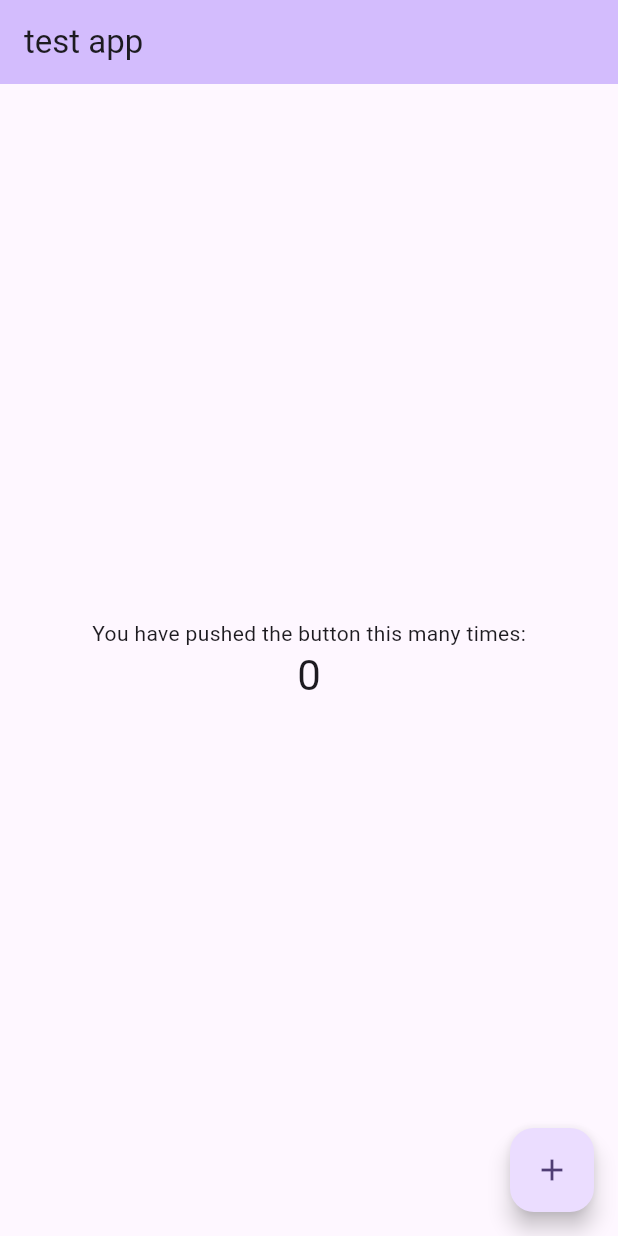
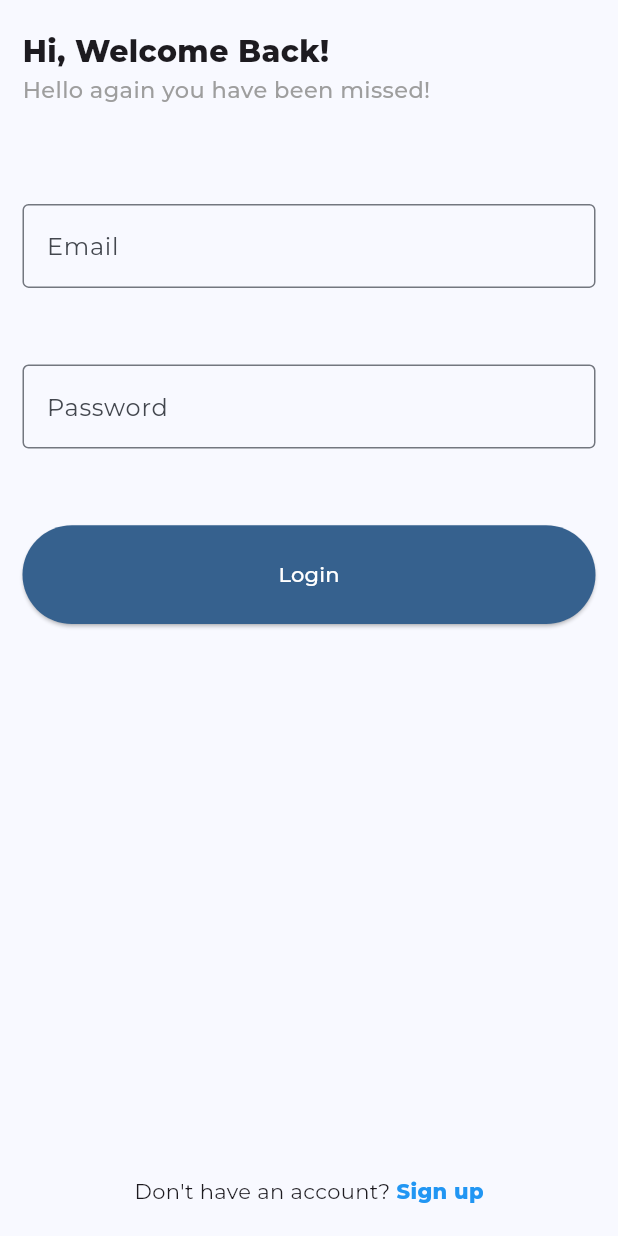
Before and after one commit to AliMohamed-Ali/firebaseChatApp, a Flutter app: the screen it shows after launch, on a phone screen of 412 x 824 dp. Run offline on Flutter 3.47's test engine with Material 3 defaults, Android fonts, the phone set to English and light mode, and no system bars; our stand-ins replace firebase_core, google_fonts; accounts and stored records are empty.

Commit message:
Update main app and add login page
- Updated the main application to use a new title "Flutter Chat App" and a blue color scheme.
- Integrated Google Fonts to use Montserrat for the text theme.
- Replaced the default home page with a new `LoginPage`.
- Created a new `LoginPage` widget with a form for email and password input, a login button, and a link to create a new account.
- Added a `CustomFormField` widget to handle form input fields consistently across the app.

```diff
--- a/lib/main.dart
+++ b/lib/main.dart
@@ -1,5 +1,7 @@
+import 'package:firebase_chat_app/pages/login_page.dart';
 import 'package:firebase_chat_app/utils.dart';
 import 'package:flutter/material.dart';
+import 'package:google_fonts/google_fonts.dart';
 
 void main() async {
   await setup();
@@ -18,115 +20,13 @@ class MyApp extends StatelessWidget {
   @override
   Widget build(BuildContext context) {
     return MaterialApp(
-      title: 'Flutter Demo',
+      title: 'Flutter Chat App',
       theme: ThemeData(
-        // This is the theme of your application.
-        //
-        // TRY THIS: Try running your application with "flutter run". You'll see
-        // the application has a purple toolbar. Then, without quitting the app,
-        // try changing the seedColor in the colorScheme below to Colors.green
-        // and then invoke "hot reload" (save your changes or press the "hot
-        // reload" button in a Flutter-supported IDE, or press "r" if you used
-        // the command line to start the app).
-        //
-        // Notice that the counter didn't reset back to zero; the application
-        // state is not lost during the reload. To reset the state, use hot
-        // restart instead.
-        //
-        // This works for code too, not just values: Most code changes can be
-        // tested with just a hot reload.
-        colorScheme: ColorScheme.fromSeed(seedColor: Colors.deepPurple),
+        colorScheme: ColorScheme.fromSeed(seedColor: Colors.blue),
         useMaterial3: true,
+        textTheme: GoogleFonts.montserratTextTheme(),
       ),
-      home: const MyHomePage(title: 'test app'),
+      home: const LoginPage(),
     );
   }
 }
-
-class MyHomePage extends StatefulWidget {
-  const MyHomePage({super.key, required this.title});
-
-  // This widget is the home page of your application. It is stateful, meaning
-  // that it has a State object (defined below) that contains fields that affect
-  // how it looks.
-
-  // This class is the configuration for the state. It holds the values (in this
-  // case the title) provided by the parent (in this case the App widget) and
-  // used by the build method of the State. Fields in a Widget subclass are
-  // always marked "final".
-
-  final String title;
-
-  @override
-  State<MyHomePage> createState() => _MyHomePageState();
-}
-
-class _MyHomePageState extends State<MyHomePage> {
-  int _counter = 0;
-
-  void _incrementCounter() {
-    setState(() {
-      // This call to setState tells the Flutter framework that something has
-      // changed in this State, which causes it to rerun the build method below
-      // so that the display can reflect the updated values. If we changed
-      // _counter without calling setState(), then the build method would not be
-      // called again, and so nothing would appear to happen.
-      _counter++;
-    });
-  }
-
-  @override
-  Widget build(BuildContext context) {
-    // This method is rerun every time setState is called, for instance as done
-    // by the _incrementCounter method above.
-    //
-    // The Flutter framework has been optimized to make rerunning build methods
-    // fast, so that you can just rebuild anything that needs updating rather
-    // than having to individually change instances of widgets.
-    return Scaffold(
-      appBar: AppBar(
-        // TRY THIS: Try changing the color here to a specific color (to
-        // Colors.amber, perhaps?) and trigger a hot reload to see the AppBar
-        // change color while the other colors stay the same.
-        backgroundColor: Theme.of(context).colorScheme.inversePrimary,
-        // Here we take the value from the MyHomePage object that was created by
-        // the App.build method, and use it to set our appbar title.
-        title: Text(widget.title),
-      ),
-      body: Center(
-        // Center is a layout widget. It takes a single child and positions it
-        // in the middle of the parent.
-        child: Column(
-          // Column is also a layout widget. It takes a list of children and
-          // arranges them vertically. By default, it sizes itself to fit its
-          // children horizontally, and tries to be as tall as its parent.
-          //
-          // Column has various properties to control how it sizes itself and
-          // how it positions its children. Here we use mainAxisAlignment to
-          // center the children vertically; the main axis here is the vertical
-          // axis because Columns are vertical (the cross axis would be
-          // horizontal).
-          //
-          // TRY THIS: Invoke "debug painting" (choose the "Toggle Debug Paint"
-          // action in the IDE, or press "p" in the console), to see the
-          // wireframe for each widget.
-          mainAxisAlignment: MainAxisAlignment.center,
-          children: <Widget>[
-            const Text(
-              'You have pushed the button this many times:',
-            ),
-            Text(
-              '$_counter',
-              style: Theme.of(context).textTheme.headlineMedium,
-            ),
-          ],
-        ),
-      ),
-      floatingActionButton: FloatingActionButton(
-        onPressed: _incrementCounter,
-        tooltip: 'Increment',
-        child: const Icon(Icons.add),
-      ), // This trailing comma makes auto-formatting nicer for build methods.
-    );
-  }
-}
--- /dev/null
+++ b/lib/pages/login_page.dart
@@ -0,0 +1,117 @@
+import 'package:firebase_chat_app/widgets/custom_form_field.dart';
+import 'package:flutter/material.dart';
+
+class LoginPage extends StatefulWidget {
+  const LoginPage({super.key});
+
+  @override
+  State<LoginPage> createState() => _LoginPageState();
+}
+
+class _LoginPageState extends State<LoginPage> {
+  @override
+  Widget build(BuildContext context) {
+    return Scaffold(
+      resizeToAvoidBottomInset: false,
+      body: _buildUI(),
+    );
+  }
+
+  Widget _buildUI() {
+    return SafeArea(
+        child: Padding(
+      padding: const EdgeInsets.symmetric(horizontal: 15.0, vertical: 20.0),
+      child: Column(
+        children: [
+          _headerText(),
+          _loginForm(),
+          _createAccountLink(),
+        ],
+      ),
+    ));
+  }
+
+  Widget _headerText() {
+    return SizedBox(
+      width: MediaQuery.of(context).size.width,
+      child: const Column(
+        crossAxisAlignment: CrossAxisAlignment.start,
+        children: [
+          Text(
+            "Hi, Welcome Back!",
+            style: TextStyle(fontSize: 20.0, fontWeight: FontWeight.w800),
+          ),
+          Text(
+            "Hello again you have been missed!",
+            style: TextStyle(
+                fontSize: 15.0,
+                color: Colors.grey,
+                fontWeight: FontWeight.w500),
+          ),
+        ],
+      ),
+    );
+  }
+
+  Widget _loginForm() {
+    return Container(
+      height: MediaQuery.sizeOf(context).height * 0.40,
+      margin: EdgeInsets.symmetric(
+        vertical: MediaQuery.sizeOf(context).height * 0.05,
+      ),
+      child: Form(
+        child: Column(
+          mainAxisSize: MainAxisSize.max,
+          mainAxisAlignment: MainAxisAlignment.spaceEvenly,
+          crossAxisAlignment: CrossAxisAlignment.center,
+          children: [
+            CustomFormField(
+              hintText: "Email",
+              height: MediaQuery.sizeOf(context).height * 0.1,
+            ),
+            CustomFormField(
+              height: MediaQuery.sizeOf(context).height * 0.1,
+              hintText: "Password",
+            ),
+            _loginButton()
+          ],
+        ),
+      ),
+    );
+  }
+
+  Widget _loginButton() {
+    return SizedBox(
+      width: MediaQuery.sizeOf(context).width,
+      height: MediaQuery.sizeOf(context).height * 0.08,
+      child: ElevatedButton(
+        style: ElevatedButton.styleFrom(
+          backgroundColor: Theme.of(context).colorScheme.primary,
+          foregroundColor: Colors.white,
+          shape: const StadiumBorder(),
+        ),
+        onPressed: () {
+          print("login");
+        },
+        child: const Text("Login"),
+      ),
+    );
+  }
+
+  Widget _createAccountLink() {
+    return const Expanded(
+      child: Row(
+        mainAxisSize: MainAxisSize.max,
+        crossAxisAlignment: CrossAxisAlignment.end,
+        mainAxisAlignment: MainAxisAlignment.center,
+        children: [
+          Text("Don't have an account? "),
+          Text(
+            "Sign up",
+            style: TextStyle(color: Colors.blue, fontWeight: FontWeight.w800),
+          ),
+        ],
+      ),
+    );
+  }
+}
--- /dev/null
+++ b/lib/widgets/custom_form_field.dart
@@ -0,0 +1,20 @@
+import 'package:flutter/material.dart';
+
+class CustomFormField extends StatelessWidget {
+  const CustomFormField({super.key, required this.hintText, required this.height});
+  final String hintText;
+  final double height;
+
+  @override
+  Widget build(BuildContext context) {
+    return SizedBox(
+      height: height,
+      child: TextFormField(
+        decoration: InputDecoration(
+          hintText: hintText,
+          border: OutlineInputBorder(),
+        ),
+      ),
+    );
+  }
+}
```
